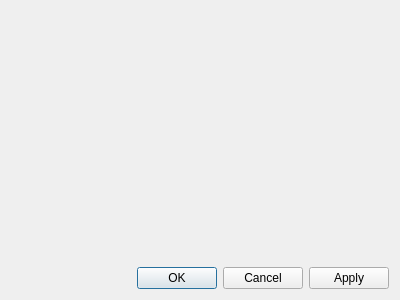
Qt form src/gui/preferencesdialog.ui (panter-dsd/UniversalUpdater) before a commit.
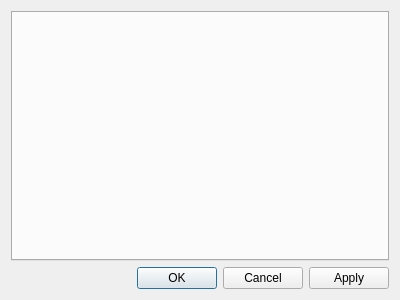
The same form after that commit.

Commit message: UU-21 is fixed.

```diff
--- a/src/gui/preferencesdialog.ui
+++ b/src/gui/preferencesdialog.ui
@@ -15,11 +15,7 @@
   </property>
   <layout class="QVBoxLayout" name="verticalLayout">
    <item>
-    <widget class="QToolBox" name="updatePreferences">
-     <property name="currentIndex">
-      <number>0</number>
-     </property>
-    </widget>
+    <widget class="QTabWidget" name="updatePreferences"/>
    </item>
    <item>
     <widget class="QDialogButtonBox" name="buttonBox">
```
The commit also changes 2 other files.
